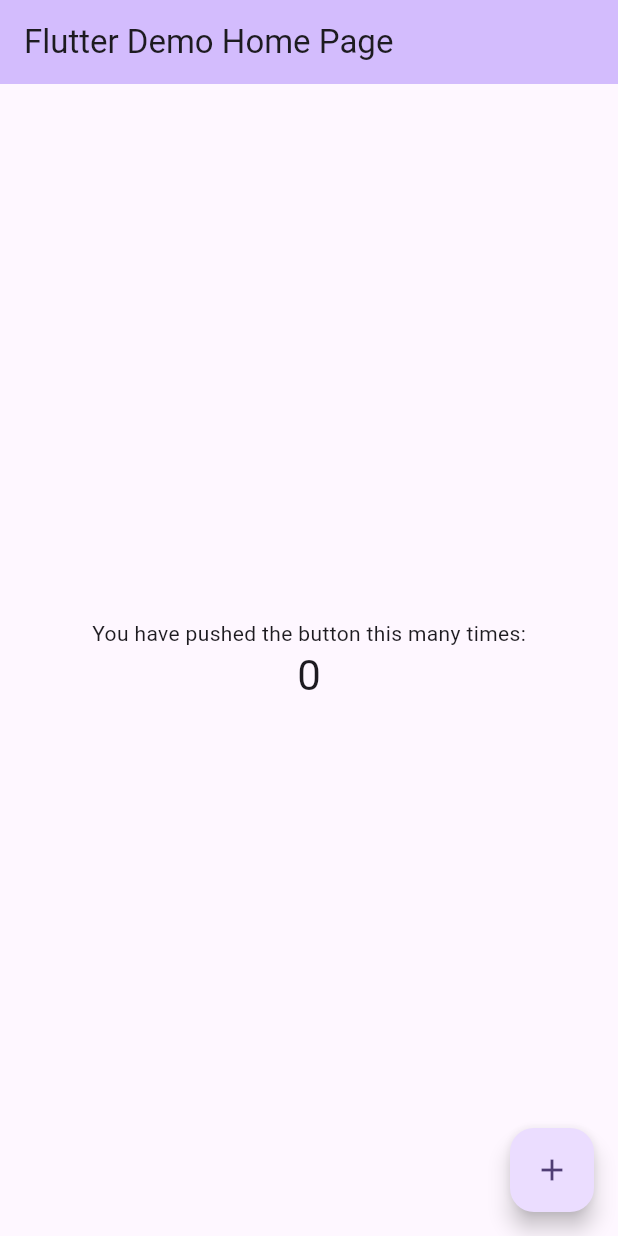
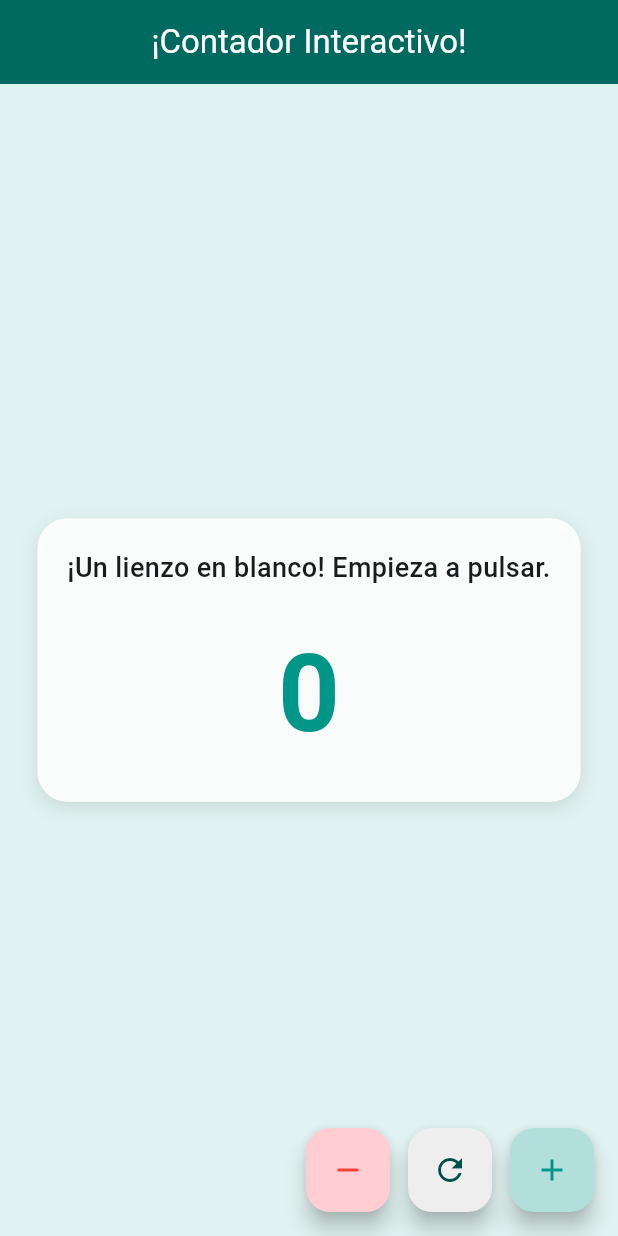
Before and after one commit to RoderickMS/DSFVI, a Flutter app: the screen it shows after launch, on a phone screen of 412 x 824 dp. Run offline on Flutter 3.47's test engine with Material 3 defaults, Android fonts, the phone set to English and light mode, and no system bars; statements that could not run were skipped.

Commit message:
cambio de código para probar

```diff
--- a/burgershop/lib/main.dart
+++ b/burgershop/lib/main.dart
@@ -1,3 +1,4 @@
+import 'dart:math';
 import 'package:flutter/material.dart';
 
 void main() {
@@ -7,45 +8,22 @@ void main() {
 class MyApp extends StatelessWidget {
   const MyApp({super.key});
 
-  // This widget is the root of your application.
   @override
   Widget build(BuildContext context) {
     return MaterialApp(
-      title: 'Flutter Demo',
+      title: 'Dynamic Counter',
+      debugShowCheckedModeBanner: false,
       theme: ThemeData(
-        // This is the theme of your application.
-        //
-        // TRY THIS: Try running your application with "flutter run". You'll see
-        // the application has a purple toolbar. Then, without quitting the app,
-        // try changing the seedColor in the colorScheme below to Colors.green
-        // and then invoke "hot reload" (save your changes or press the "hot
-        // reload" button in a Flutter-supported IDE, or press "r" if you used
-        // the command line to start the app).
-        //
-        // Notice that the counter didn't reset back to zero; the application
-        // state is not lost during the reload. To reset the state, use hot
-        // restart instead.
-        //
-        // This works for code too, not just values: Most code changes can be
-        // tested with just a hot reload.
-        colorScheme: ColorScheme.fromSeed(seedColor: Colors.deepPurple),
+        colorScheme: ColorScheme.fromSeed(seedColor: Colors.teal),
+        useMaterial3: true,
       ),
-      home: const MyHomePage(title: 'Flutter Demo Home Page'),
+      home: const MyHomePage(title: '¡Contador Interactivo!'),
     );
   }
 }
 
 class MyHomePage extends StatefulWidget {
   const MyHomePage({super.key, required this.title});
-
-  // This widget is the home page of your application. It is stateful, meaning
-  // that it has a State object (defined below) that contains fields that affect
-  // how it looks.
-
-  // This class is the configuration for the state. It holds the values (in this
-  // case the title) provided by the parent (in this case the App widget) and
-  // used by the build method of the State. Fields in a Widget subclass are
-  // always marked "final".
 
   final String title;
 
@@ -56,67 +34,131 @@ class MyHomePage extends StatefulWidget {
 class _MyHomePageState extends State<MyHomePage> {
   int _counter = 0;
 
+  // Lista de colores para cambiar el fondo
+  final List<Color> _bgColors = [
+    Colors.teal.shade50,
+    Colors.blue.shade50,
+    Colors.amber.shade50,
+    Colors.orange.shade50,
+    Colors.pink.shade50,
+    Colors.purple.shade50,
+  ];
+
   void _incrementCounter() {
     setState(() {
-      // This call to setState tells the Flutter framework that something has
-      // changed in this State, which causes it to rerun the build method below
-      // so that the display can reflect the updated values. If we changed
-      // _counter without calling setState(), then the build method would not be
-      // called again, and so nothing would appear to happen.
       _counter++;
     });
   }
 
+  void _decrementCounter() {
+    setState(() {
+      _counter--;
+    });
+  }
+
+  void _resetCounter() {
+    setState(() {
+      _counter = 0;
+    });
+  }
+
+  // Devuelve un mensaje simpático según el valor del contador
+  String _getMoodMessage() {
+    if (_counter == 0) return '¡Un lienzo en blanco! Empieza a pulsar.';
+    if (_counter > 0 && _counter < 5) return '¡Vamos por buen camino! 🚀';
+    if (_counter >= 5 && _counter < 10) return '¡Estás On Fire! 🔥';
+    if (_counter >= 10) return '¡Nivel Leyenda alcanzado! 🏆';
+    return '¿Hacia atrás? ¡Vamos al revés! 🌀';
+  }
+
   @override
   Widget build(BuildContext context) {
-    // This method is rerun every time setState is called, for instance as done
-    // by the _incrementCounter method above.
-    //
-    // The Flutter framework has been optimized to make rerunning build methods
-    // fast, so that you can just rebuild anything that needs updating rather
-    // than having to individually change instances of widgets.
+    // Elige un color de fondo basado en el valor absoluto del contador
+    final backgroundColor = _bgColors[(_counter.abs()) % _bgColors.length];
+
     return Scaffold(
+      backgroundColor: backgroundColor,
       appBar: AppBar(
-        // TRY THIS: Try changing the color here to a specific color (to
-        // Colors.amber, perhaps?) and trigger a hot reload to see the AppBar
-        // change color while the other colors stay the same.
-        backgroundColor: Theme.of(context).colorScheme.inversePrimary,
-        // Here we take the value from the MyHomePage object that was created by
-        // the App.build method, and use it to set our appbar title.
+        backgroundColor: Theme.of(context).colorScheme.primary,
+        foregroundColor: Colors.white,
         title: Text(widget.title),
+        centerTitle: true,
       ),
       body: Center(
-        // Center is a layout widget. It takes a single child and positions it
-        // in the middle of the parent.
+        child: AnimatedContainer(
+          duration: const Duration(milliseconds: 300),
+          padding: const EdgeInsets.all(20),
+          margin: const EdgeInsets.symmetric(horizontal: 24),
+          decoration: BoxDecoration(
+            color: Colors.white.withOpacity(0.9),
+            borderRadius: BorderRadius.circular(20),
+            boxShadow: [
+              BoxShadow(
+                color: Colors.black.withOpacity(0.1),
+                blurRadius: 10,
+                offset: const Offset(0, 4),
+              ),
+            ],
+          ),
           child: Column(
-          // Column is also a layout widget. It takes a list of children and
-          // arranges them vertically. By default, it sizes itself to fit its
-          // children horizontally, and tries to be as tall as its parent.
-          //
-          // Column has various properties to control how it sizes itself and
-          // how it positions its children. Here we use mainAxisAlignment to
-          // center the children vertically; the main axis here is the vertical
-          // axis because Columns are vertical (the cross axis would be
-          // horizontal).
-          //
-          // TRY THIS: Invoke "debug painting" (choose the "Toggle Debug Paint"
-          // action in the IDE, or press "p" in the console), to see the
-          // wireframe for each widget.
+            mainAxisSize: MainAxisSize.min,
             mainAxisAlignment: MainAxisAlignment.center,
             children: <Widget>[
-            const Text('You have pushed the button this many times:'),
               Text(
+                _getMoodMessage(),
+                textAlign: TextAlign.center,
+                style: const TextStyle(
+                  fontSize: 18,
+                  fontWeight: FontWeight.w500,
+                  color: Colors.black80,
+                ),
+              ),
+              const SizedBox(height: 20),
+              AnimatedSwitcher(
+                duration: const Duration(milliseconds: 200),
+                transitionBuilder: (Widget child, Animation<double> animation) {
+                  return ScaleTransition(scale: animation, child: child);
+                },
+                child: Text(
                   '$_counter',
-              style: Theme.of(context).textTheme.headlineMedium,
+                  key: ValueKey<int>(_counter),
+                  style: TextStyle(
+                    fontSize: 72,
+                    fontWeight: FontWeight.bold,
+                    color: _counter >= 0 ? Colors.teal : Colors.redAccent,
+                  ),
+                ),
               ),
             ],
           ),
         ),
-      floatingActionButton: FloatingActionButton(
+      ),
+      // Agrupamos tres botones en la esquina inferior derecha
+      floatingActionButton: Row(
+        mainAxisAlignment: MainAxisAlignment.end,
+        children: [
+          FloatingActionButton(
+            onPressed: _decrementCounter,
+            tooltip: 'Decrementar',
+            backgroundColor: Colors.red.shade100,
+            child: const Icon(Icons.remove, color: Colors.red),
+          ),
+          const SizedBox(width: 12),
+          FloatingActionButton(
+            onPressed: _resetCounter,
+            tooltip: 'Reiniciar',
+            backgroundColor: Colors.grey.shade200,
+            child: const Icon(Icons.refresh, color: Colors.black80),
+          ),
+          const SizedBox(width: 12),
+          FloatingActionButton(
             onPressed: _incrementCounter,
-        tooltip: 'Increment',
-        child: const Icon(Icons.add),
-      ), // This trailing comma makes auto-formatting nicer for build methods.
+            tooltip: 'Incrementar',
+            backgroundColor: Colors.teal.shade100,
+            child: const Icon(Icons.add, color: Colors.teal),
+          ),
+        ],
+      ),
     );
   }
 }
```
Lines whose indentation alone changed are shown as unchanged.
